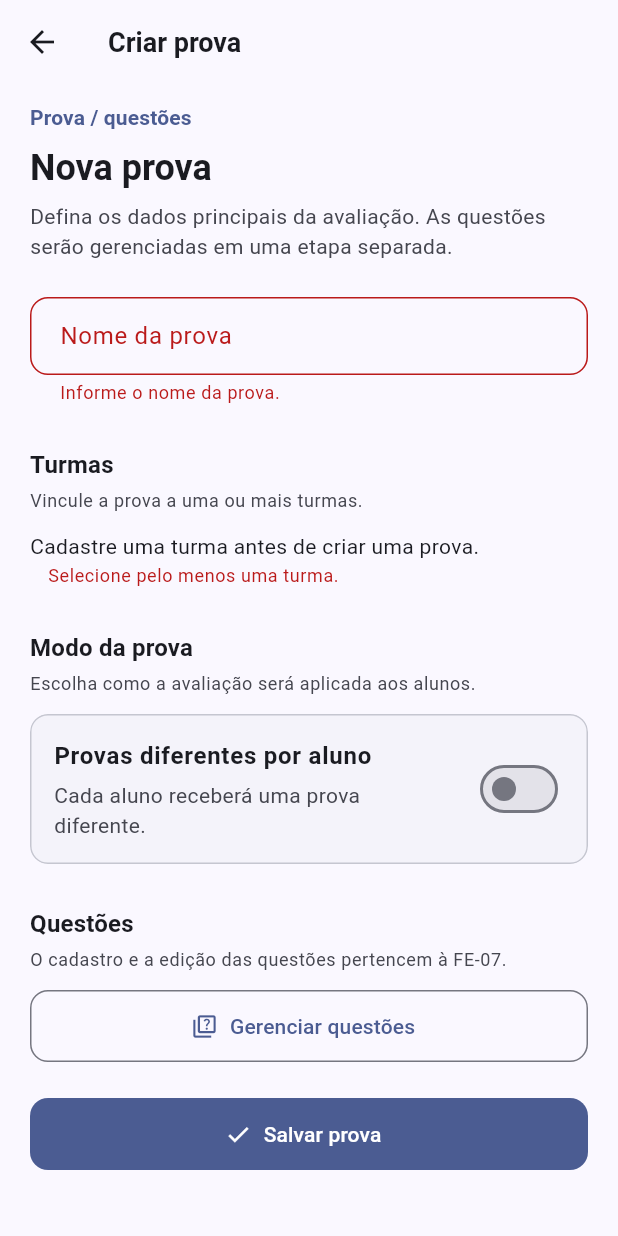
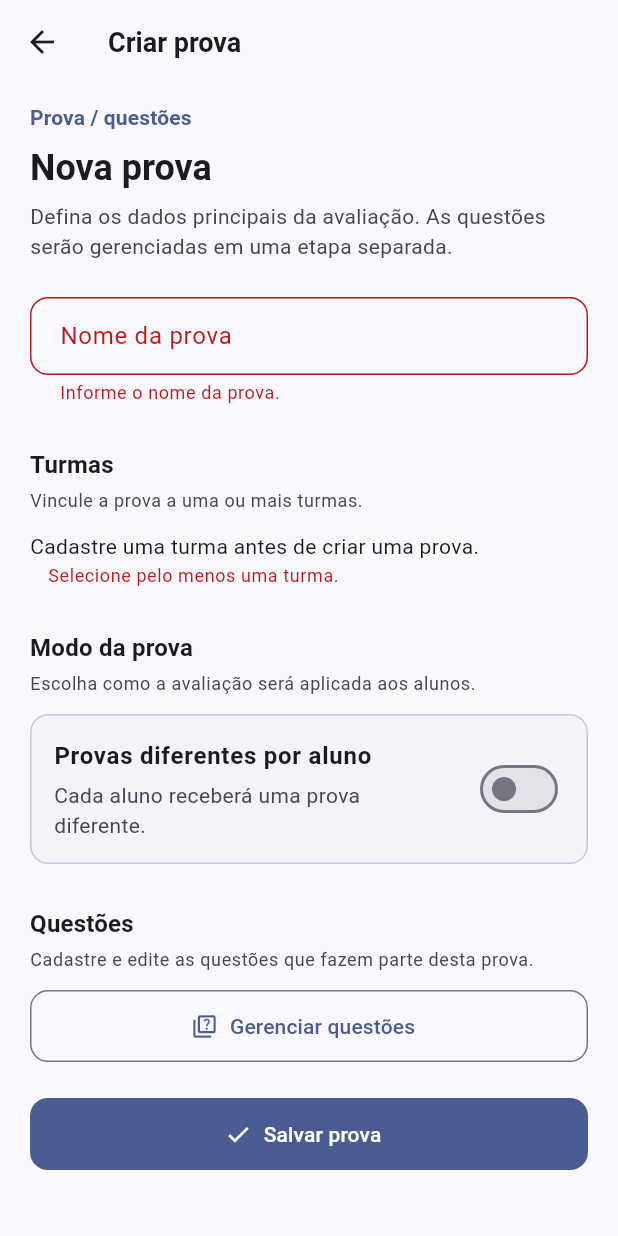
Before and after one commit to Klaus-E-J/flutter-mobile-app, a Flutter app: the ExamFormScreen screen opened directly, after a tap on "Mesma prova para todos", after a tap on "Gerenciar questões", on a phone screen of 412 x 824 dp. Run offline on Flutter 3.47's test engine with Material 3 defaults, Android fonts, the phone set to English and light mode, and no system bars; our stand-ins replace cloud_firestore, firebase_auth, firebase_core; accounts and stored records are empty.

Commit message:
Remove comentario interno da tela de criacao de provas

```diff
--- a/lib/features/exams/exam_form_screen.dart
+++ b/lib/features/exams/exam_form_screen.dart
@@ -291,7 +291,7 @@ class _ExamFormScreenState extends State<ExamFormScreen> {
                     _SectionTitle(
                       title: 'Questões',
                       subtitle:
-                      'O cadastro e a edição das questões pertencem à FE-07.',
+                      'Cadastre e edite as questões que fazem parte desta prova.',
                     ),
                     const SizedBox(height: 12),
                     AppButton(
```
